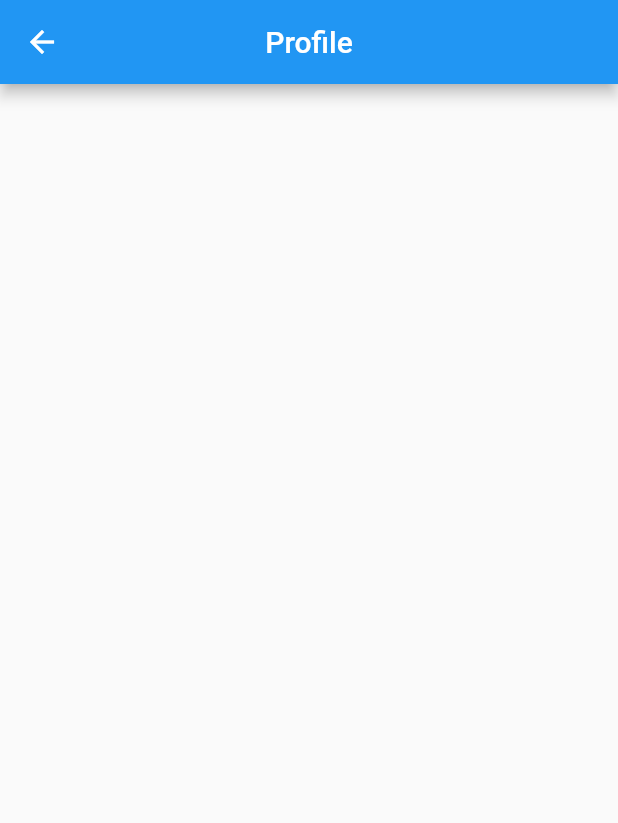
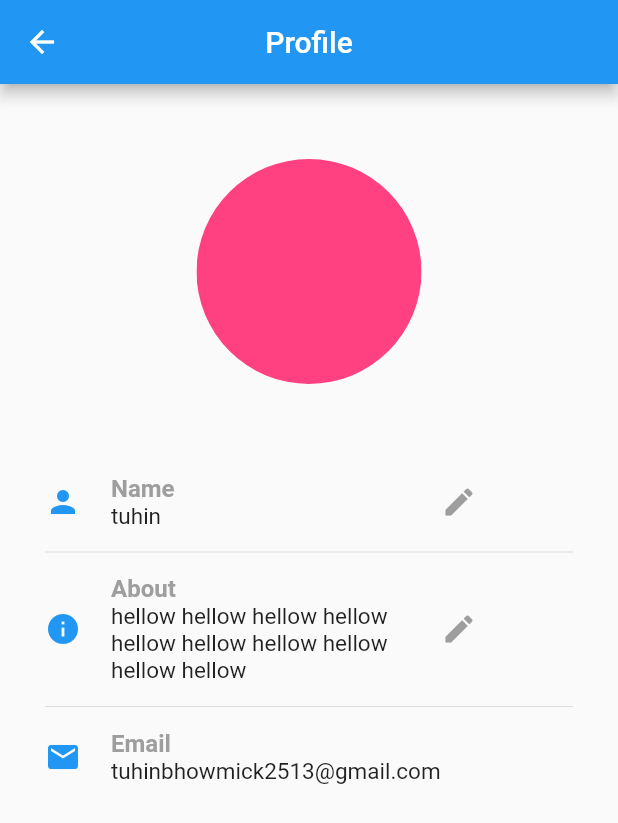
Before and after one commit to tuuhin/e-note, a Flutter app: the ProfilePage screen opened directly, on a phone screen of 412 x 824 dp. Shown: the top 823 px of the screen. Run offline on Flutter 3.47's test engine with Material 2 defaults, Android fonts, the phone set to English and light mode, and no system bars; our stand-ins replace card_swiper, cloud_firestore, firebase_auth, firebase_core, flutter_spinkit, flutter_svg; missing offline and left inert: flutter_material_color_picker; accounts and stored records are empty.

Commit message:
added profile page

```diff
--- a/lib/home/appwidget/appwidget.dart
+++ b/lib/home/appwidget/appwidget.dart
@@ -7,3 +7,4 @@ export 'labelview.dart';
 export 'catergoryeditor.dart';
 export 'categoryviewer.dart';
 export 'profileviewer.dart';
+export 'changedata.dart';
--- /dev/null
+++ b/lib/home/appwidget/changedata.dart
@@ -0,0 +1,113 @@
+import 'package:flutter/material.dart';
+
+class ChangeData extends StatelessWidget {
+  final IconData headIcon;
+  final String value;
+  final String head;
+  final bool editable;
+  ChangeData({
+    Key? key,
+    required this.headIcon,
+    required this.value,
+    required this.editable,
+    required this.head,
+  }) : super(key: key);
+
+  @override
+  Widget build(BuildContext context) {
+    return Row(
+      children: [
+        Icon(headIcon, color: Theme.of(context).primaryColor),
+        SizedBox(width: 20),
+        Row(
+          crossAxisAlignment: CrossAxisAlignment.center,
+          mainAxisAlignment: MainAxisAlignment.spaceBetween,
+          children: [
+            Column(
+              crossAxisAlignment: CrossAxisAlignment.start,
+              children: [
+                Text(head,
+                    style: TextStyle(
+                        fontSize: 16,
+                        color: Colors.grey,
+                        fontWeight: FontWeight.w600)),
+                Container(
+                    width: editable ? 200 : 230,
+                    child: Text(
+                      value,
+                      style: TextStyle(
+                        fontSize: 15,
+                      ),
+                    ))
+              ],
+            ),
+            SizedBox(width: 20),
+            editable
+                ? Icon(
+                    Icons.edit,
+                    color: Colors.grey,
+                  )
+                : SizedBox(),
+          ],
+        )
+      ],
+    );
+  }
+}
+
+class UpdateSheet extends StatelessWidget {
+  UpdateSheet({Key? key, required this.title, this.update}) : super(key: key);
+  final String title;
+  final void Function()? update;
+
+  @override
+  Widget build(BuildContext context) {
+    return Container(
+        height: 150,
+        decoration: BoxDecoration(
+            color: Colors.white,
+            borderRadius: BorderRadius.only(
+                topLeft: Radius.circular(20), topRight: Radius.circular(20))),
+        child: Padding(
+          padding: const EdgeInsets.symmetric(horizontal: 20, vertical: 10),
+          child: Column(
+            mainAxisAlignment: MainAxisAlignment.start,
+            children: [
+              Row(
+                mainAxisAlignment: MainAxisAlignment.start,
+                children: [
+                  Text(
+                    title,
+                    style: TextStyle(fontWeight: FontWeight.w500, fontSize: 15),
+                  ),
+                ],
+              ),
+              TextField(),
+              SizedBox(height: 10),
+              Row(
+                mainAxisAlignment: MainAxisAlignment.end,
+                children: [
+                  TextButton(
+                      onPressed: () {
+                        Navigator.of(context).pop();
+                      },
+                      child: Text(
+                        'Cancel',
+                        style: TextStyle(
+                            fontWeight: FontWeight.w500, fontSize: 15),
+                      )),
+                  TextButton(
+                    onPressed: update,
+                    child: Text(
+                      'Update',
+                      style:
+                          TextStyle(fontWeight: FontWeight.w500, fontSize: 15),
+                    ),
+                  )
+                ],
+              )
+            ],
+          ),
+        ));
+  }
+}
--- a/lib/home/settingspage.dart
+++ b/lib/home/settingspage.dart
@@ -31,7 +31,7 @@ class _SettingPageState extends State<SettingPage> {
     }
 
     return Scaffold(
-      backgroundColor: Colors.blue,
+      backgroundColor: Colors.lightBlue,
       body: Column(
         crossAxisAlignment: CrossAxisAlignment.end,
         children: [
--- a/lib/pages/profilepage.dart
+++ b/lib/pages/profilepage.dart
@@ -1,10 +1,91 @@
 import 'package:flutter/material.dart';
+import 'package:weather/home/appwidget/appwidget.dart';
 
 class ProfilePage extends StatelessWidget {
-  const ProfilePage({Key? key}) : super(key: key);
+  ProfilePage({Key? key}) : super(key: key);
 
   @override
   Widget build(BuildContext context) {
-    return Scaffold(appBar: AppBar(title: Text('Profile'), centerTitle: true));
+    return Scaffold(
+      appBar: AppBar(title: Text('Profile'), centerTitle: true),
+      body: Container(
+        // color: Colors.purple,
+        child: Column(
+          children: [
+            SizedBox(height: 50),
+            ClipRRect(
+                borderRadius: BorderRadius.circular(150),
+                child: Container(
+                  height: 150,
+                  width: 150,
+                  color: Colors.pinkAccent,
+                )),
+            SizedBox(height: 50),
+            Padding(
+              padding: const EdgeInsets.symmetric(horizontal: 30, vertical: 10),
+              child: Column(
+                children: [
+                  GestureDetector(
+                    onTap: () {
+                      showModalBottomSheet(
+                          backgroundColor: Colors.transparent,
+                          context: context,
+                          isScrollControlled: true,
+                          builder: (BuildContext context) {
+                            return Padding(
+                              padding: MediaQuery.of(context).viewInsets,
+                              child: UpdateSheet(
+                                title: 'Enter Your name',
+                                update: () {
+                                  print('hellow');
+                                },
+                              ),
+                            );
+                          });
+                    },
+                    child: ChangeData(
+                        headIcon: Icons.person,
+                        value: 'tuhin',
+                        editable: true,
+                        head: 'Name'),
+                  ),
+                  Divider(height: 30),
+                  GestureDetector(
+                    onTap: () {
+                      showModalBottomSheet(
+                          backgroundColor: Colors.transparent,
+                          context: context,
+                          isScrollControlled: true,
+                          builder: (BuildContext context) {
+                            return Padding(
+                              padding: MediaQuery.of(context).viewInsets,
+                              child: UpdateSheet(
+                                title: 'Add About.',
+                                update: () {
+                                  print('hellow');
+                                },
+                              ),
+                            );
+                          });
+                    },
+                    child: ChangeData(
+                        headIcon: Icons.info,
+                        value: 'hellow ' * 10,
+                        editable: true,
+                        head: 'About'),
+                  ),
+                  Divider(height: 30),
+                  ChangeData(
+                      headIcon: Icons.email,
+                      value: 'tuhinbhowmick2513@gmail.com',
+                      editable: false,
+                      head: 'Email')
+                ],
+              ),
+            )
+          ],
+        ),
+      ),
+    );
   }
 }
--- a/pubspec.yaml
+++ b/pubspec.yaml
@@ -41,6 +41,9 @@ dev_dependencies:
   card_swiper: ^1.0.4
   flutter_material_color_picker: ^1.1.0+2
   intl: ^0.17.0
+  image_picker: ^0.8.4
+  firebase_storage: ^10.0.3
+  path_provider: ^2.0.3
 # For information on the generic Dart part of this file, see the
 # following page: https://dart.dev/tools/pub/pubspec
 
```
Also changed, not shown: lib/home/appscrs/openscreen.dart (+7 -4 lines), pubspec.lock.
